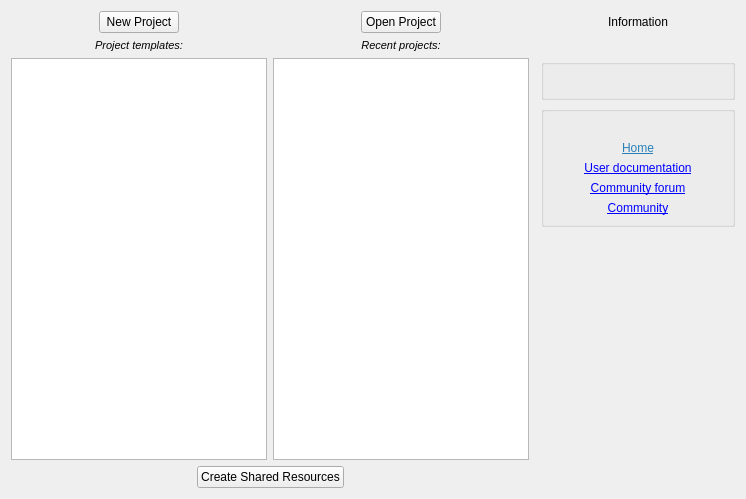
Old version of the form src/libs/main/WelcomeView.ui in the repository KDE/calligraplan.
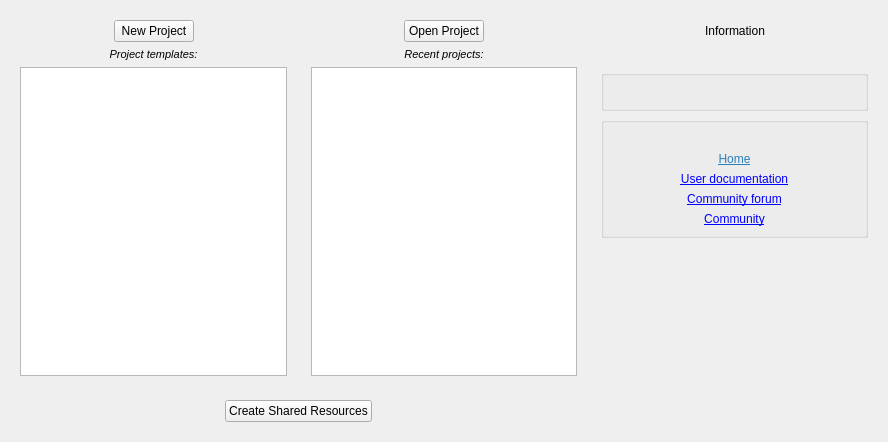
New version of the form. Icons and pictures are not drawn.

Commit message: WelcomeView: Cosmetic fixes

```diff
--- a/src/libs/main/WelcomeView.ui
+++ b/src/libs/main/WelcomeView.ui
@@ -6,108 +6,20 @@
    <rect>
     <x>0</x>
     <y>0</y>
-    <width>746</width>
-    <height>499</height>
+    <width>888</width>
+    <height>442</height>
    </rect>
   </property>
   <property name="focusPolicy">
    <enum>Qt::StrongFocus</enum>
   </property>
   <layout class="QGridLayout" name="gridLayout">
-   <item row="0" column="3">
-    <layout class="QHBoxLayout" name="horizontalLayout_3">
-     <item>
-      <spacer name="horizontalSpacer_5">
-       <property name="orientation">
-        <enum>Qt::Horizontal</enum>
-       </property>
-       <property name="sizeHint" stdset="0">
-        <size>
-         <width>40</width>
-         <height>20</height>
-        </size>
-       </property>
-      </spacer>
-     </item>
-     <item>
-      <widget class="QPushButton" name="introduction">
-       <property name="focusPolicy">
-        <enum>Qt::NoFocus</enum>
-       </property>
-       <property name="text">
-        <string>Information</string>
-       </property>
-       <property name="icon">
-        <iconset theme="emblem-information">
-         <normaloff>.</normaloff>.</iconset>
-       </property>
-       <property name="flat">
-        <bool>true</bool>
-       </property>
-      </widget>
-     </item>
-     <item>
-      <spacer name="horizontalSpacer_3">
-       <property name="orientation">
-        <enum>Qt::Horizontal</enum>
-       </property>
-       <property name="sizeHint" stdset="0">
-        <size>
-         <width>40</width>
-         <height>20</height>
-        </size>
-       </property>
-      </spacer>
-     </item>
-    </layout>
-   </item>
-   <item row="5" column="0" colspan="2">
-    <layout class="QHBoxLayout" name="horizontalLayout_4">
-     <property name="sizeConstraint">
-      <enum>QLayout::SetDefaultConstraint</enum>
-     </property>
-     <item>
-      <spacer name="horizontalSpacer_8">
-       <property name="orientation">
-        <enum>Qt::Horizontal</enum>
-       </property>
-       <property name="sizeHint" stdset="0">
-        <size>
-         <width>40</width>
-         <height>20</height>
-        </size>
-       </property>
-      </spacer>
-     </item>
-     <item>
-      <widget class="QPushButton" name="createResourceFileBtn">
-       <property name="text">
-        <string>Create Shared Resources</string>
-       </property>
-       <property name="icon">
-        <iconset theme="user-group-new">
-         <normaloff>.</normaloff>.</iconset>
-       </property>
-      </widget>
-     </item>
-     <item>
-      <spacer name="horizontalSpacer_7">
-       <property name="orientation">
-        <enum>Qt::Horizontal</enum>
-       </property>
-       <property name="sizeHint" stdset="0">
-        <size>
-         <width>40</width>
-         <height>20</height>
-        </size>
-       </property>
-      </spacer>
-     </item>
-    </layout>
-   </item>
-   <item row="0" column="0" rowspan="5">
+   <item row="0" column="0">
     <widget class="QWidget" name="widget_2" native="true">
      <layout class="QVBoxLayout" name="verticalLayout_4">
+      <item>
+       <widget class="QWidget" name="newProjectWidget" native="true">
+        <layout class="QVBoxLayout" name="verticalLayout_10">
       <property name="leftMargin">
        <number>0</number>
       </property>
@@ -180,6 +92,9 @@
         </property>
        </widget>
       </item>
+        </layout>
+       </widget>
+      </item>
       <item>
        <widget class="QTreeView" name="projectTemplates">
         <property name="editTriggers">
@@ -202,114 +117,12 @@
      </layout>
     </widget>
    </item>
-   <item row="3" column="3">
-    <widget class="QGroupBox" name="groupBox">
-     <property name="title">
-      <string/>
-     </property>
-     <layout class="QVBoxLayout" name="verticalLayout_2">
-      <item>
-       <widget class="QLabel" name="onlineLabel">
-        <property name="text">
-         <string/>
-        </property>
-        <property name="alignment">
-         <set>Qt::AlignCenter</set>
-        </property>
-       </widget>
-      </item>
-      <item>
-       <widget class="QLabel" name="calligraPlanLabel">
-        <property name="toolTip">
-         <string/>
-        </property>
-        <property name="statusTip">
-         <string comment="@info:status">https://calligra.org/plan</string>
-        </property>
-        <property name="text">
-         <string>&lt;html&gt;&lt;head/&gt;&lt;body&gt;&lt;p&gt;&lt;a href=&quot;https://calligra.org/plan&quot;&gt;&lt;span style=&quot; text-decoration: underline; color:#2980b9;&quot;&gt;Home&lt;/span&gt;&lt;/a&gt;&lt;/p&gt;&lt;/body&gt;&lt;/html&gt;</string>
-        </property>
-        <property name="alignment">
-         <set>Qt::AlignCenter</set>
-        </property>
-       </widget>
-      </item>
-      <item>
-       <widget class="QLabel" name="userDocLabel">
-        <property name="toolTip">
-         <string/>
-        </property>
-        <property name="statusTip">
-         <string comment="@info:status">https://docs.kde.org</string>
-        </property>
-        <property name="text">
-         <string comment="@action:button">&lt;a href=&quot;https://docs.kde.org/index.php?application=calligraplan&quot;&gt;User documentation&lt;/a&gt;</string>
-        </property>
-        <property name="alignment">
-         <set>Qt::AlignCenter</set>
-        </property>
-        <property name="openExternalLinks">
-         <bool>true</bool>
-        </property>
-       </widget>
-      </item>
-      <item>
-       <widget class="QLabel" name="forumLabel">
-        <property name="toolTip">
-         <string/>
-        </property>
-        <property name="statusTip">
-         <string comment="@info:status">https://forum.kde.org/viewforum.php?f=203</string>
-        </property>
-        <property name="text">
-         <string comment="@action:button">&lt;a href=&quot;https://forum.kde.org/viewforum.php?f=203&quot;&gt;Community forum&lt;/a&gt;</string>
-        </property>
-        <property name="alignment">
-         <set>Qt::AlignCenter</set>
-        </property>
-        <property name="openExternalLinks">
-         <bool>true</bool>
-        </property>
-       </widget>
-      </item>
-      <item>
-       <widget class="QLabel" name="commuityLabel">
-        <property name="toolTip">
-         <string/>
-        </property>
-        <property name="statusTip">
-         <string comment="@info:status">https://userbase.kde.org/Plan</string>
-        </property>
-        <property name="text">
-         <string comment="@action:button">&lt;a href=&quot;https://userbase.kde.org/Plan&quot;&gt;Community&lt;/a&gt;</string>
-        </property>
-        <property name="alignment">
-         <set>Qt::AlignCenter</set>
-        </property>
-        <property name="openExternalLinks">
-         <bool>true</bool>
-        </property>
-       </widget>
-      </item>
-     </layout>
-    </widget>
-   </item>
-   <item row="4" column="3" rowspan="2">
-    <spacer name="verticalSpacer">
-     <property name="orientation">
-      <enum>Qt::Vertical</enum>
-     </property>
-     <property name="sizeHint" stdset="0">
-      <size>
-       <width>20</width>
-       <height>284</height>
-      </size>
-     </property>
-    </spacer>
-   </item>
-   <item row="0" column="1" rowspan="5">
+   <item row="0" column="1">
     <widget class="QWidget" name="widget" native="true">
-     <layout class="QVBoxLayout" name="verticalLayout_3">
+     <layout class="QVBoxLayout" name="verticalLayout">
+      <item>
+       <widget class="QWidget" name="openProjectWidget" native="true">
+        <layout class="QVBoxLayout" name="verticalLayout_9">
       <property name="leftMargin">
        <number>0</number>
       </property>
@@ -367,7 +180,7 @@
        </layout>
       </item>
       <item>
-       <widget class="QLabel" name="label">
+          <widget class="QLabel" name="recentProjectLabel">
         <property name="sizePolicy">
          <sizepolicy hsizetype="Preferred" vsizetype="Fixed">
           <horstretch>0</horstretch>
@@ -382,6 +195,9 @@
         </property>
        </widget>
       </item>
+        </layout>
+       </widget>
+      </item>
       <item>
        <widget class="QTreeView" name="recentProjects">
         <property name="editTriggers">
@@ -407,7 +223,121 @@
      </layout>
     </widget>
    </item>
-   <item row="2" column="3">
+   <item row="0" column="2" rowspan="2">
+    <widget class="QWidget" name="widget_6" native="true">
+     <layout class="QVBoxLayout" name="verticalLayout_8">
+      <item>
+       <widget class="QWidget" name="informationWidget" native="true">
+        <property name="sizePolicy">
+         <sizepolicy hsizetype="Preferred" vsizetype="Preferred">
+          <horstretch>0</horstretch>
+          <verstretch>0</verstretch>
+         </sizepolicy>
+        </property>
+        <property name="minimumSize">
+         <size>
+          <width>0</width>
+          <height>0</height>
+         </size>
+        </property>
+        <layout class="QVBoxLayout" name="verticalLayout_5">
+         <property name="spacing">
+          <number>0</number>
+         </property>
+         <property name="leftMargin">
+          <number>0</number>
+         </property>
+         <property name="topMargin">
+          <number>0</number>
+         </property>
+         <property name="rightMargin">
+          <number>0</number>
+         </property>
+         <property name="bottomMargin">
+          <number>0</number>
+         </property>
+         <item>
+          <layout class="QHBoxLayout" name="horizontalLayout_3">
+           <item>
+            <spacer name="horizontalSpacer_5">
+             <property name="orientation">
+              <enum>Qt::Horizontal</enum>
+             </property>
+             <property name="sizeHint" stdset="0">
+              <size>
+               <width>40</width>
+               <height>20</height>
+              </size>
+             </property>
+            </spacer>
+           </item>
+           <item>
+            <widget class="QPushButton" name="introduction">
+             <property name="focusPolicy">
+              <enum>Qt::NoFocus</enum>
+             </property>
+             <property name="text">
+              <string>Information</string>
+             </property>
+             <property name="icon">
+              <iconset theme="emblem-information">
+               <normaloff>.</normaloff>.</iconset>
+             </property>
+             <property name="flat">
+              <bool>true</bool>
+             </property>
+            </widget>
+           </item>
+           <item>
+            <spacer name="horizontalSpacer_3">
+             <property name="orientation">
+              <enum>Qt::Horizontal</enum>
+             </property>
+             <property name="sizeHint" stdset="0">
+              <size>
+               <width>40</width>
+               <height>20</height>
+              </size>
+             </property>
+            </spacer>
+           </item>
+          </layout>
+         </item>
+         <item>
+          <spacer name="verticalSpacer_2">
+           <property name="orientation">
+            <enum>Qt::Vertical</enum>
+           </property>
+           <property name="sizeType">
+            <enum>QSizePolicy::Fixed</enum>
+           </property>
+           <property name="sizeHint" stdset="0">
+            <size>
+             <width>20</width>
+             <height>22</height>
+            </size>
+           </property>
+          </spacer>
+         </item>
+        </layout>
+       </widget>
+      </item>
+      <item>
+       <widget class="QWidget" name="widget_3" native="true">
+        <layout class="QVBoxLayout" name="verticalLayout_7">
+         <property name="leftMargin">
+          <number>0</number>
+         </property>
+         <property name="topMargin">
+          <number>0</number>
+         </property>
+         <property name="rightMargin">
+          <number>0</number>
+         </property>
+         <property name="bottomMargin">
+          <number>0</number>
+         </property>
+         <item>
     <widget class="QGroupBox" name="groupBox_2">
      <property name="title">
       <string/>
@@ -432,36 +362,166 @@
      </layout>
     </widget>
    </item>
-   <item row="0" column="2" rowspan="6">
-    <widget class="QWidget" name="portfolioWidget" native="true">
-     <layout class="QVBoxLayout" name="verticalLayout">
-      <property name="leftMargin">
-       <number>0</number>
-      </property>
-      <property name="topMargin">
-       <number>0</number>
-      </property>
-      <property name="rightMargin">
-       <number>0</number>
-      </property>
-      <property name="bottomMargin">
-       <number>0</number>
-      </property>
+         <item>
+          <widget class="QGroupBox" name="groupBox">
+           <property name="title">
+            <string/>
+           </property>
+           <layout class="QVBoxLayout" name="verticalLayout_2">
+            <item>
+             <widget class="QLabel" name="onlineLabel">
+              <property name="text">
+               <string/>
+              </property>
+              <property name="alignment">
+               <set>Qt::AlignCenter</set>
+              </property>
+             </widget>
+            </item>
+            <item>
+             <widget class="QLabel" name="calligraPlanLabel">
+              <property name="toolTip">
+               <string/>
+              </property>
+              <property name="statusTip">
+               <string comment="@info:status">https://calligra.org/plan</string>
+              </property>
+              <property name="text">
+               <string>&lt;html&gt;&lt;head/&gt;&lt;body&gt;&lt;p&gt;&lt;a href=&quot;https://calligra.org/plan&quot;&gt;&lt;span style=&quot; text-decoration: underline; color:#2980b9;&quot;&gt;Home&lt;/span&gt;&lt;/a&gt;&lt;/p&gt;&lt;/body&gt;&lt;/html&gt;</string>
+              </property>
+              <property name="alignment">
+               <set>Qt::AlignCenter</set>
+              </property>
+             </widget>
+            </item>
+            <item>
+             <widget class="QLabel" name="userDocLabel">
+              <property name="toolTip">
+               <string/>
+              </property>
+              <property name="statusTip">
+               <string comment="@info:status">https://docs.kde.org</string>
+              </property>
+              <property name="text">
+               <string comment="@action:button">&lt;a href=&quot;https://docs.kde.org/index.php?application=calligraplan&quot;&gt;User documentation&lt;/a&gt;</string>
+              </property>
+              <property name="alignment">
+               <set>Qt::AlignCenter</set>
+              </property>
+              <property name="openExternalLinks">
+               <bool>true</bool>
+              </property>
+             </widget>
+            </item>
+            <item>
+             <widget class="QLabel" name="forumLabel">
+              <property name="toolTip">
+               <string/>
+              </property>
+              <property name="statusTip">
+               <string comment="@info:status">https://forum.kde.org/viewforum.php?f=203</string>
+              </property>
+              <property name="text">
+               <string comment="@action:button">&lt;a href=&quot;https://forum.kde.org/viewforum.php?f=203&quot;&gt;Community forum&lt;/a&gt;</string>
+              </property>
+              <property name="alignment">
+               <set>Qt::AlignCenter</set>
+              </property>
+              <property name="openExternalLinks">
+               <bool>true</bool>
+              </property>
+             </widget>
+            </item>
+            <item>
+             <widget class="QLabel" name="commuityLabel">
+              <property name="toolTip">
+               <string/>
+              </property>
+              <property name="statusTip">
+               <string comment="@info:status">https://userbase.kde.org/Plan</string>
+              </property>
+              <property name="text">
+               <string comment="@action:button">&lt;a href=&quot;https://userbase.kde.org/Plan&quot;&gt;Community&lt;/a&gt;</string>
+              </property>
+              <property name="alignment">
+               <set>Qt::AlignCenter</set>
+              </property>
+              <property name="openExternalLinks">
+               <bool>true</bool>
+              </property>
+             </widget>
+            </item>
      </layout>
     </widget>
    </item>
-   <item row="1" column="3">
-    <spacer name="verticalSpacer_2">
+         <item>
+          <spacer name="verticalSpacer">
      <property name="orientation">
       <enum>Qt::Vertical</enum>
      </property>
      <property name="sizeHint" stdset="0">
       <size>
        <width>20</width>
-       <height>40</height>
+             <height>175</height>
       </size>
      </property>
     </spacer>
+         </item>
+        </layout>
+       </widget>
+      </item>
+     </layout>
+    </widget>
+   </item>
+   <item row="1" column="0" colspan="2">
+    <widget class="QWidget" name="widget_5" native="true">
+     <layout class="QHBoxLayout" name="horizontalLayout_5">
+      <item>
+       <layout class="QHBoxLayout" name="horizontalLayout_4">
+        <property name="sizeConstraint">
+         <enum>QLayout::SetDefaultConstraint</enum>
+        </property>
+        <item>
+         <spacer name="horizontalSpacer_8">
+          <property name="orientation">
+           <enum>Qt::Horizontal</enum>
+          </property>
+          <property name="sizeHint" stdset="0">
+           <size>
+            <width>40</width>
+            <height>20</height>
+           </size>
+          </property>
+         </spacer>
+        </item>
+        <item>
+         <widget class="QPushButton" name="createResourceFileBtn">
+          <property name="text">
+           <string>Create Shared Resources</string>
+          </property>
+          <property name="icon">
+           <iconset theme="user-group-new">
+            <normaloff>.</normaloff>.</iconset>
+          </property>
+         </widget>
+        </item>
+        <item>
+         <spacer name="horizontalSpacer_7">
+          <property name="orientation">
+           <enum>Qt::Horizontal</enum>
+          </property>
+          <property name="sizeHint" stdset="0">
+           <size>
+            <width>40</width>
+            <height>20</height>
+           </size>
+          </property>
+         </spacer>
+        </item>
+       </layout>
+      </item>
+     </layout>
+    </widget>
    </item>
   </layout>
  </widget>
```
Lines whose indentation alone changed are shown as unchanged.
